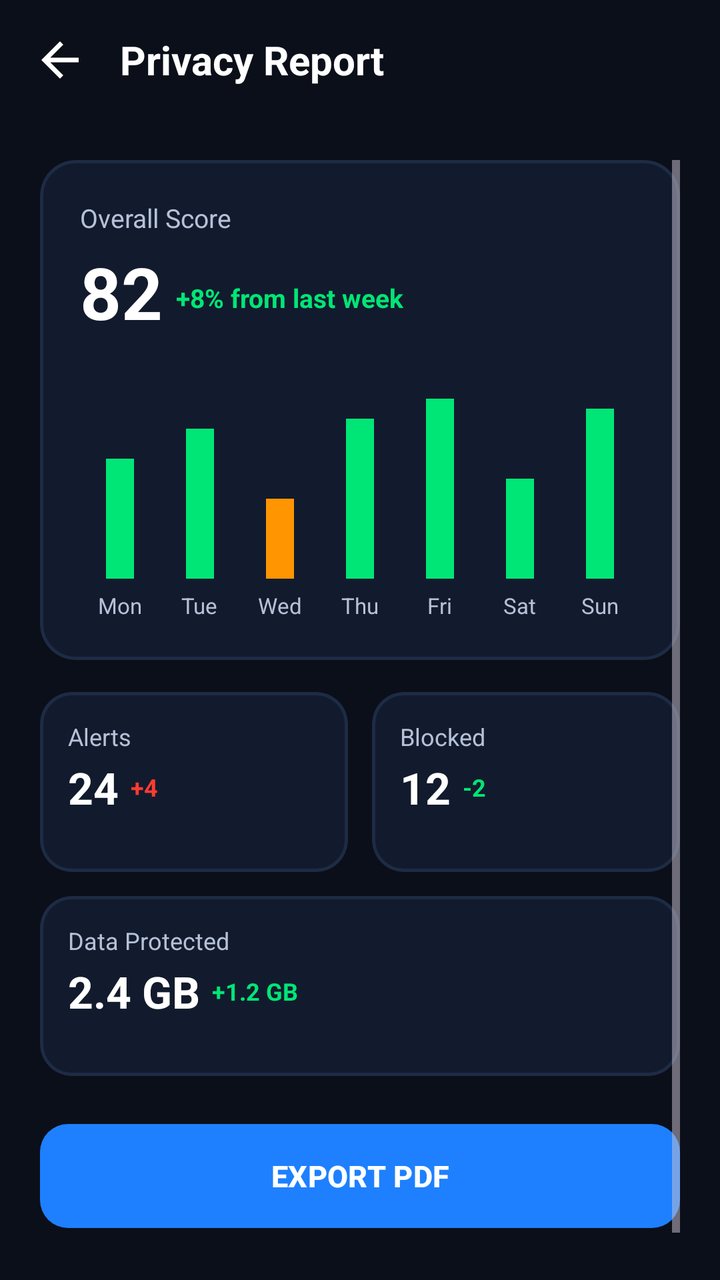
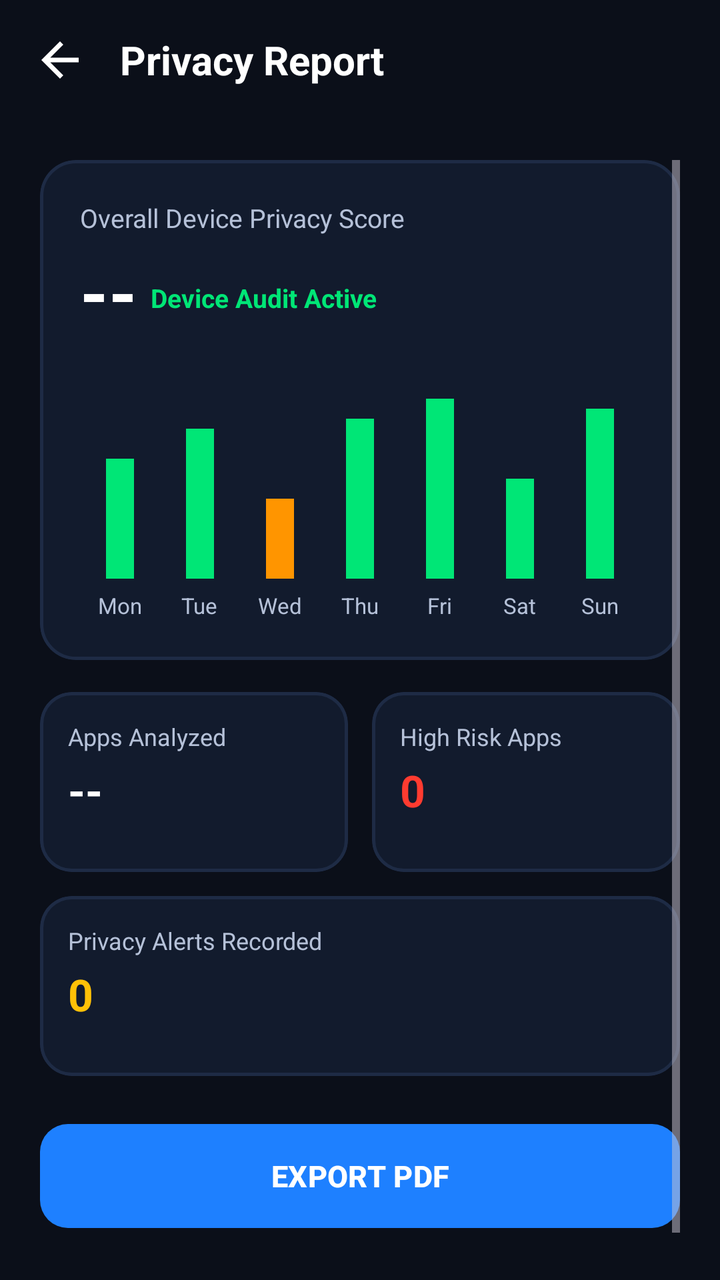

Before-and-after screenshots of an Android layout around one commit, followed by the original layout XML and the change that was made.
<!-- AndroidManifest.xml: application theme Theme.SecureDroid -->
<!-- res/layout/activity_privacy_report.xml -->
<?xml version="1.0" encoding="utf-8"?>
<LinearLayout xmlns:android="http://schemas.android.com/apk/res/android"
    xmlns:app="http://schemas.android.com/apk/res-auto"
    android:layout_width="match_parent"
    android:layout_height="match_parent"
    android:orientation="vertical"
    android:background="@color/background">

    
    <RelativeLayout
        android:layout_width="match_parent"
        android:layout_height="60dp"
        android:paddingStart="16dp"
        android:paddingEnd="16dp"
        android:gravity="center_vertical">

        <ImageView
            android:id="@+id/btnBack"
            android:layout_width="28dp"
            android:layout_height="28dp"
            android:src="@drawable/ic_arrow_forward"
            android:rotation="180"
            app:tint="@color/text_primary"
            android:layout_centerVertical="true"/>

        <TextView
            android:layout_width="wrap_content"
            android:layout_height="wrap_content"
            android:text="Privacy Report"
            android:textColor="@color/text_primary"
            android:textSize="20sp"
            android:textStyle="bold"
            android:layout_toEndOf="@id/btnBack"
            android:layout_marginStart="16dp"
            android:layout_centerVertical="true"/>

        <Spinner
            android:id="@+id/spinnerTimeRange"
            android:layout_width="wrap_content"
            android:layout_height="wrap_content"
            android:layout_alignParentEnd="true"
            android:layout_centerVertical="true"
            android:background="@drawable/bg_outline_button"
            android:paddingStart="12dp"
            android:paddingEnd="12dp"/>
    </RelativeLayout>

    <ScrollView
        android:layout_width="match_parent"
        android:layout_height="match_parent"
        android:padding="20dp"
        android:fillViewport="true">

        <LinearLayout
            android:layout_width="match_parent"
            android:layout_height="wrap_content"
            android:orientation="vertical">

            
            <com.google.android.material.card.MaterialCardView
                android:layout_width="match_parent"
                android:layout_height="wrap_content"
                app:cardCornerRadius="18dp"
                app:cardBackgroundColor="#121B2D"
                app:strokeColor="#1E2B45"
                app:strokeWidth="1.5dp">

                <LinearLayout
                    android:layout_width="match_parent"
                    android:layout_height="wrap_content"
                    android:orientation="vertical"
                    android:padding="20dp">

                    <TextView
                        android:layout_width="wrap_content"
                        android:layout_height="wrap_content"
                        android:text="Overall Score"
                        android:textColor="@color/text_secondary"
                        android:textSize="13sp"/>

                    <LinearLayout
                        android:layout_width="wrap_content"
                        android:layout_height="wrap_content"
                        android:orientation="horizontal"
                        android:gravity="bottom"
                        android:layout_marginTop="4dp">

                        <TextView
                            android:layout_width="wrap_content"
                            android:layout_height="wrap_content"
                            android:text="82"
                            android:textColor="@color/text_primary"
                            android:textSize="36sp"
                            android:textStyle="bold"/>

                        <TextView
                            android:layout_width="wrap_content"
                            android:layout_height="wrap_content"
                            android:text="  +8% from last week"
                            android:textColor="#00E676"
                            android:textSize="13sp"
                            android:textStyle="bold"
                            android:layout_marginBottom="6dp"/>
                    </LinearLayout>

                    
                    <LinearLayout
                        android:layout_width="match_parent"
                        android:layout_height="120dp"
                        android:orientation="horizontal"
                        android:gravity="bottom"
                        android:weightSum="7"
                        android:layout_marginTop="20dp">

                        
                        <LinearLayout
                            android:layout_width="0dp"
                            android:layout_height="match_parent"
                            android:layout_weight="1"
                            android:orientation="vertical"
                            android:gravity="bottom|center_horizontal">
                            <View
                                android:layout_width="14dp"
                                android:layout_height="60dp"
                                android:background="#00E676"/>
                            <TextView
                                android:layout_width="wrap_content"
                                android:layout_height="wrap_content"
                                android:text="Mon"
                                android:textColor="@color/text_secondary"
                                android:textSize="11sp"
                                android:layout_marginTop="6dp"/>
                        </LinearLayout>

                        
                        <LinearLayout
                            android:layout_width="0dp"
                            android:layout_height="match_parent"
                            android:layout_weight="1"
                            android:orientation="vertical"
                            android:gravity="bottom|center_horizontal">
                            <View
                                android:layout_width="14dp"
                                android:layout_height="75dp"
                                android:background="#00E676"/>
                            <TextView
                                android:layout_width="wrap_content"
                                android:layout_height="wrap_content"
                                android:text="Tue"
                                android:textColor="@color/text_secondary"
                                android:textSize="11sp"
                                android:layout_marginTop="6dp"/>
                        </LinearLayout>

                        
                        <LinearLayout
                            android:layout_width="0dp"
                            android:layout_height="match_parent"
                            android:layout_weight="1"
                            android:orientation="vertical"
                            android:gravity="bottom|center_horizontal">
                            <View
                                android:layout_width="14dp"
                                android:layout_height="40dp"
                                android:background="#FF9500"/>
                            <TextView
                                android:layout_width="wrap_content"
                                android:layout_height="wrap_content"
                                android:text="Wed"
                                android:textColor="@color/text_secondary"
                                android:textSize="11sp"
                                android:layout_marginTop="6dp"/>
                        </LinearLayout>

                        
                        <LinearLayout
                            android:layout_width="0dp"
                            android:layout_height="match_parent"
                            android:layout_weight="1"
                            android:orientation="vertical"
                            android:gravity="bottom|center_horizontal">
                            <View
                                android:layout_width="14dp"
                                android:layout_height="80dp"
                                android:background="#00E676"/>
                            <TextView
                                android:layout_width="wrap_content"
                                android:layout_height="wrap_content"
                                android:text="Thu"
                                android:textColor="@color/text_secondary"
                                android:textSize="11sp"
                                android:layout_marginTop="6dp"/>
                        </LinearLayout>

                        
                        <LinearLayout
                            android:layout_width="0dp"
                            android:layout_height="match_parent"
                            android:layout_weight="1"
                            android:orientation="vertical"
                            android:gravity="bottom|center_horizontal">
                            <View
                                android:layout_width="14dp"
                                android:layout_height="90dp"
                                android:background="#00E676"/>
                            <TextView
                                android:layout_width="wrap_content"
                                android:layout_height="wrap_content"
                                android:text="Fri"
                                android:textColor="@color/text_secondary"
                                android:textSize="11sp"
                                android:layout_marginTop="6dp"/>
                        </LinearLayout>

                        
                        <LinearLayout
                            android:layout_width="0dp"
                            android:layout_height="match_parent"
                            android:layout_weight="1"
                            android:orientation="vertical"
                            android:gravity="bottom|center_horizontal">
                            <View
                                android:layout_width="14dp"
                                android:layout_height="50dp"
                                android:background="#00E676"/>
                            <TextView
                                android:layout_width="wrap_content"
                                android:layout_height="wrap_content"
                                android:text="Sat"
                                android:textColor="@color/text_secondary"
                                android:textSize="11sp"
                                android:layout_marginTop="6dp"/>
                        </LinearLayout>

                        
                        <LinearLayout
                            android:layout_width="0dp"
                            android:layout_height="match_parent"
                            android:layout_weight="1"
                            android:orientation="vertical"
                            android:gravity="bottom|center_horizontal">
                            <View
                                android:layout_width="14dp"
                                android:layout_height="85dp"
                                android:background="#00E676"/>
                            <TextView
                                android:layout_width="wrap_content"
                                android:layout_height="wrap_content"
                                android:text="Sun"
                                android:textColor="@color/text_secondary"
                                android:textSize="11sp"
                                android:layout_marginTop="6dp"/>
                        </LinearLayout>
                    </LinearLayout>

                </LinearLayout>
            </com.google.android.material.card.MaterialCardView>

            
            <LinearLayout
                android:layout_width="match_parent"
                android:layout_height="wrap_content"
                android:orientation="horizontal"
                android:weightSum="2"
                android:layout_marginTop="16dp">

                
                <com.google.android.material.card.MaterialCardView
                    android:layout_width="0dp"
                    android:layout_height="90dp"
                    android:layout_weight="1"
                    android:layout_marginEnd="6dp"
                    app:cardCornerRadius="16dp"
                    app:cardBackgroundColor="#121B2D"
                    app:strokeColor="#1E2B45"
                    app:strokeWidth="1.5dp">

                    <LinearLayout
                        android:layout_width="match_parent"
                        android:layout_height="match_parent"
                        android:orientation="vertical"
                        android:padding="14dp">

                        <TextView
                            android:layout_width="wrap_content"
                            android:layout_height="wrap_content"
                            android:text="Alerts"
                            android:textColor="@color/text_secondary"
                            android:textSize="12sp"/>

                        <LinearLayout
                            android:layout_width="wrap_content"
                            android:layout_height="wrap_content"
                            android:orientation="horizontal"
                            android:gravity="bottom"
                            android:layout_marginTop="4dp">

                            <TextView
                                android:layout_width="wrap_content"
                                android:layout_height="wrap_content"
                                android:text="24"
                                android:textColor="@color/text_primary"
                                android:textSize="22sp"
                                android:textStyle="bold"/>

                            <TextView
                                android:layout_width="wrap_content"
                                android:layout_height="wrap_content"
                                android:text="  +4"
                                android:textColor="#FF3B30"
                                android:textSize="12sp"
                                android:textStyle="bold"
                                android:layout_marginBottom="4dp"/>
                        </LinearLayout>
                    </LinearLayout>
                </com.google.android.material.card.MaterialCardView>

                
                <com.google.android.material.card.MaterialCardView
                    android:layout_width="0dp"
                    android:layout_height="90dp"
                    android:layout_weight="1"
                    android:layout_marginStart="6dp"
                    app:cardCornerRadius="16dp"
                    app:cardBackgroundColor="#121B2D"
                    app:strokeColor="#1E2B45"
                    app:strokeWidth="1.5dp">

                    <LinearLayout
                        android:layout_width="match_parent"
                        android:layout_height="match_parent"
                        android:orientation="vertical"
                        android:padding="14dp">

                        <TextView
                            android:layout_width="wrap_content"
                            android:layout_height="wrap_content"
                            android:text="Blocked"
                            android:textColor="@color/text_secondary"
                            android:textSize="12sp"/>

                        <LinearLayout
                            android:layout_width="wrap_content"
                            android:layout_height="wrap_content"
                            android:orientation="horizontal"
                            android:gravity="bottom"
                            android:layout_marginTop="4dp">

                            <TextView
                                android:layout_width="wrap_content"
                                android:layout_height="wrap_content"
                                android:text="12"
                                android:textColor="@color/text_primary"
                                android:textSize="22sp"
                                android:textStyle="bold"/>

                            <TextView
                                android:layout_width="wrap_content"
                                android:layout_height="wrap_content"
                                android:text="  -2"
                                android:textColor="#00E676"
                                android:textSize="12sp"
                                android:textStyle="bold"
                                android:layout_marginBottom="4dp"/>
                        </LinearLayout>
                    </LinearLayout>
                </com.google.android.material.card.MaterialCardView>

            </LinearLayout>

            
            <com.google.android.material.card.MaterialCardView
                android:layout_width="match_parent"
                android:layout_height="90dp"
                android:layout_marginTop="12dp"
                app:cardCornerRadius="16dp"
                app:cardBackgroundColor="#121B2D"
                app:strokeColor="#1E2B45"
                app:strokeWidth="1.5dp">

                <LinearLayout
                    android:layout_width="match_parent"
                    android:layout_height="match_parent"
                    android:orientation="vertical"
                    android:padding="14dp">

                    <TextView
                        android:layout_width="wrap_content"
                        android:layout_height="wrap_content"
                        android:text="Data Protected"
                        android:textColor="@color/text_secondary"
                        android:textSize="12sp"/>

                    <LinearLayout
                        android:layout_width="wrap_content"
                        android:layout_height="wrap_content"
                        android:orientation="horizontal"
                        android:gravity="bottom"
                        android:layout_marginTop="4dp">

                        <TextView
                            android:layout_width="wrap_content"
                            android:layout_height="wrap_content"
                            android:text="2.4 GB"
                            android:textColor="@color/text_primary"
                            android:textSize="22sp"
                            android:textStyle="bold"/>

                        <TextView
                            android:layout_width="wrap_content"
                            android:layout_height="wrap_content"
                            android:text="  +1.2 GB"
                            android:textColor="#00E676"
                            android:textSize="12sp"
                            android:textStyle="bold"
                            android:layout_marginBottom="4dp"/>
                    </LinearLayout>
                </LinearLayout>
            </com.google.android.material.card.MaterialCardView>

            
            <Button
                android:id="@+id/btnExportPdf"
                android:layout_width="match_parent"
                android:layout_height="52dp"
                android:text="EXPORT PDF"
                android:textSize="15sp"
                android:textStyle="bold"
                android:textColor="#FFFFFF"
                android:background="@drawable/bg_glow_button"
                android:layout_marginTop="24dp"
                android:layout_marginBottom="30dp"/>

        </LinearLayout>
    </ScrollView>

</LinearLayout>
<!-- resources referenced by this layout -->
<resources>
  <color name="background">#0B0F19</color>
  <color name="text_primary">#FFFFFF</color>
  <color name="text_secondary">#B5C1D8</color>
  <!-- drawable bg_glow_button (drawable) -->
  <?xml version="1.0" encoding="utf-8"?>
  <shape xmlns:android="http://schemas.android.com/apk/res/android"
      android:shape="rectangle">
      <gradient
          android:angle="45"
          android:startColor="#1E80FF"
          android:endColor="#0B6BFF" />
      <corners android:radius="14dp" />
  </shape>
  <!-- drawable bg_outline_button (drawable) -->
  <?xml version="1.0" encoding="utf-8"?>
  <shape xmlns:android="http://schemas.android.com/apk/res/android"
      android:shape="rectangle">
      <solid android:color="#1A2436" />
      <corners android:radius="14dp" />
      <stroke
          android:width="1.5dp"
          android:color="#2A3854" />
  </shape>
  <!-- drawable ic_arrow_forward (drawable) -->
  <vector xmlns:android="http://schemas.android.com/apk/res/android"
      android:width="24dp"
      android:height="24dp"
      android:viewportWidth="24"
      android:viewportHeight="24">
      <path
          android:fillColor="@android:color/white"
          android:pathData="M12,4l-1.41,1.41L16.17,11H4v2h12.17l-5.58,5.59L12,20l8,-8z"/>
  </vector>
  <style name="Theme.SecureDroid" parent="Theme.Material3.Dark.NoActionBar">
  
          <item name="colorPrimary">@color/primary</item>
          <item name="colorPrimaryContainer">@color/primary_dark</item>
  
          <item name="colorSecondary">@color/accent</item>
  
          <item name="android:statusBarColor">@color/background</item>
  
          <item name="android:navigationBarColor">@color/background</item>
  
          <item name="android:windowBackground">@drawable/bg_gradient</item>
  
          <item name="android:windowLightStatusBar" tools:targetApi="23">false</item>
  
      </style>
  <color name="primary">#1E80FF</color>
  <color name="primary_dark">#1565C0</color>
  <color name="accent">#00E5FF</color>
  <!-- drawable bg_gradient (drawable) -->
  <?xml version="1.0" encoding="utf-8"?>
  <shape xmlns:android="http://schemas.android.com/apk/res/android">
  
      <gradient
          android:angle="270"
          android:startColor="#07111F"
          android:centerColor="#0B1626"
          android:endColor="#081018"/>
  
  </shape>
</resources>

<!-- the commit's change to res/layout/activity_privacy_report.xml (unified diff, before → after) -->
@@ -74,7 +74,7 @@
                     <TextView
                         android:layout_width="wrap_content"
                         android:layout_height="wrap_content"
-                        android:text="Overall Score"
+                        android:text="Overall Device Privacy Score"
                         android:textColor="@color/text_secondary"
                         android:textSize="13sp"/>
 
@@ -86,17 +86,19 @@
                         android:layout_marginTop="4dp">
 
                         <TextView
-                            android:layout_width="wrap_content"
-                            android:layout_height="wrap_content"
-                            android:text="82"
+                            android:id="@+id/txtReportScore"
+                            android:layout_width="wrap_content"
+                            android:layout_height="wrap_content"
+                            android:text="--"
                             android:textColor="@color/text_primary"
                             android:textSize="36sp"
                             android:textStyle="bold"/>
 
                         <TextView
-                            android:layout_width="wrap_content"
-                            android:layout_height="wrap_content"
-                            android:text="  +8% from last week"
+                            android:id="@+id/txtReportScoreStatus"
+                            android:layout_width="wrap_content"
+                            android:layout_height="wrap_content"
+                            android:text="  Device Audit Active"
                             android:textColor="#00E676"
                             android:textSize="13sp"
                             android:textStyle="bold"
@@ -284,34 +286,19 @@
                         <TextView
                             android:layout_width="wrap_content"
                             android:layout_height="wrap_content"
-                            android:text="Alerts"
+                            android:text="Apps Analyzed"
                             android:textColor="@color/text_secondary"
                             android:textSize="12sp"/>
 
-                        <LinearLayout
-                            android:layout_width="wrap_content"
-                            android:layout_height="wrap_content"
-                            android:orientation="horizontal"
-                            android:gravity="bottom"
-                            android:layout_marginTop="4dp">
-
-                            <TextView
-                                android:layout_width="wrap_content"
-                                android:layout_height="wrap_content"
-                                android:text="24"
-                                android:textColor="@color/text_primary"
-                                android:textSize="22sp"
-                                android:textStyle="bold"/>
-
-                            <TextView
-                                android:layout_width="wrap_content"
-                                android:layout_height="wrap_content"
-                                android:text="  +4"
-                                android:textColor="#FF3B30"
-                                android:textSize="12sp"
-                                android:textStyle="bold"
-                                android:layout_marginBottom="4dp"/>
-                        </LinearLayout>
+                        <TextView
+                            android:id="@+id/txtReportTotalApps"
+                            android:layout_width="wrap_content"
+                            android:layout_height="wrap_content"
+                            android:text="--"
+                            android:textColor="@color/text_primary"
+                            android:textSize="22sp"
+                            android:textStyle="bold"
+                            android:layout_marginTop="4dp"/>
                     </LinearLayout>
                 </com.google.android.material.card.MaterialCardView>
 
@@ -335,34 +322,19 @@
                         <TextView
                             android:layout_width="wrap_content"
                             android:layout_height="wrap_content"
-                            android:text="Blocked"
+                            android:text="High Risk Apps"
                             android:textColor="@color/text_secondary"
                             android:textSize="12sp"/>
 
-                        <LinearLayout
-                            android:layout_width="wrap_content"
-                            android:layout_height="wrap_content"
-                            android:orientation="horizontal"
-                            android:gravity="bottom"
-                            android:layout_marginTop="4dp">
-
-                            <TextView
-                                android:layout_width="wrap_content"
-                                android:layout_height="wrap_content"
-                                android:text="12"
-                                android:textColor="@color/text_primary"
-                                android:textSize="22sp"
-                                android:textStyle="bold"/>
-
-                            <TextView
-                                android:layout_width="wrap_content"
-                                android:layout_height="wrap_content"
-                                android:text="  -2"
-                                android:textColor="#00E676"
-                                android:textSize="12sp"
-                                android:textStyle="bold"
-                                android:layout_marginBottom="4dp"/>
-                        </LinearLayout>
+                        <TextView
+                            android:id="@+id/txtReportHighRisk"
+                            android:layout_width="wrap_content"
+                            android:layout_height="wrap_content"
+                            android:text="0"
+                            android:textColor="#FF3B30"
+                            android:textSize="22sp"
+                            android:textStyle="bold"
+                            android:layout_marginTop="4dp"/>
                     </LinearLayout>
                 </com.google.android.material.card.MaterialCardView>
 
@@ -387,34 +359,19 @@
                     <TextView
                         android:layout_width="wrap_content"
                         android:layout_height="wrap_content"
-                        android:text="Data Protected"
+                        android:text="Privacy Alerts Recorded"
                         android:textColor="@color/text_secondary"
                         android:textSize="12sp"/>
 
-                    <LinearLayout
+                    <TextView
+                        android:id="@+id/txtReportAlerts"
                         android:layout_width="wrap_content"
                         android:layout_height="wrap_content"
-                        android:orientation="horizontal"
-                        android:gravity="bottom"
-                        android:layout_marginTop="4dp">
-
-                        <TextView
-                            android:layout_width="wrap_content"
-                            android:layout_height="wrap_content"
-                            android:text="2.4 GB"
-                            android:textColor="@color/text_primary"
-                            android:textSize="22sp"
-                            android:textStyle="bold"/>
-
-                        <TextView
-                            android:layout_width="wrap_content"
-                            android:layout_height="wrap_content"
-                            android:text="  +1.2 GB"
-                            android:textColor="#00E676"
-                            android:textSize="12sp"
-                            android:textStyle="bold"
-                            android:layout_marginBottom="4dp"/>
-                    </LinearLayout>
+                        android:text="0"
+                        android:textColor="#FFC107"
+                        android:textSize="22sp"
+                        android:textStyle="bold"
+                        android:layout_marginTop="4dp"/>
                 </LinearLayout>
             </com.google.android.material.card.MaterialCardView>
 
